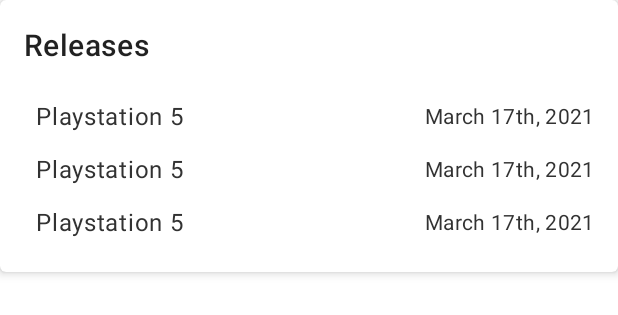
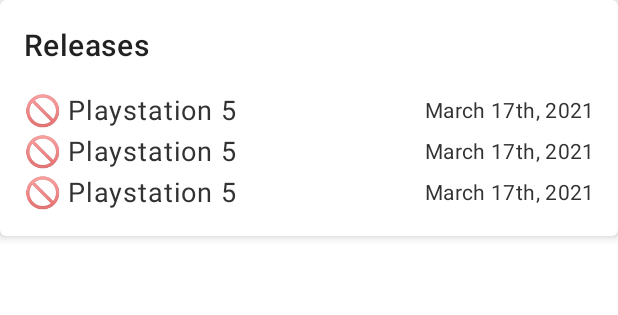
Before and after one commit to bowwowser/TooManyCoolGames, an Android app: the layout card_info_game_releases.xml on its own in the app's theme, with its tools: preview values and no code run, on a phone screen of 412 x 824 dp. Shown: the top 315 px of the screen. Run offline under Robolectric (Android 15) with nearby library versions, the phone set to English and light mode, and no system bars.

Commit message:
add region icon (emoji)
-save region w/ release date info
-refresh IGDB key & timestamps

```diff
--- a/app/src/main/java/com/example/toomanycoolgames/data/room/TMKGDatabase.kt
+++ b/app/src/main/java/com/example/toomanycoolgames/data/room/TMKGDatabase.kt
@@ -3,7 +3,7 @@ package com.example.toomanycoolgames.data.room
 import androidx.room.Database
 import androidx.room.RoomDatabase
 
-@Database(entities = [TMKGGame::class, TMKGReleaseDate::class], version = 4, exportSchema = false)
+@Database(entities = [TMKGGame::class, TMKGReleaseDate::class], version = 5, exportSchema = false)
 abstract class TMKGDatabase : RoomDatabase() {
 
     abstract fun gameDao(): TMKGGameDao
--- a/app/src/main/java/com/example/toomanycoolgames/data/room/TMKGGame.kt
+++ b/app/src/main/java/com/example/toomanycoolgames/data/room/TMKGGame.kt
@@ -28,6 +28,6 @@ data class TMKGReleaseDate(
     @ColumnInfo(name = "game_fk") val gameFk: Long,
     @ColumnInfo(name = "platform_name") val platformName: String,
     @ColumnInfo(name = "release_date_human") val releaseDateHuman: String, // millis
-    @ColumnInfo(name = "region_name") val regionName: String,
+    @ColumnInfo(name = "region_ordinal") val regionOrdinal: Int,
 //    @ColumnInfo(name = "release_date") val releaseDate: Long, // millis
 )
--- a/app/src/main/java/com/example/toomanycoolgames/ui/search/SearchFragment.kt
+++ b/app/src/main/java/com/example/toomanycoolgames/ui/search/SearchFragment.kt
@@ -76,8 +76,8 @@ class SearchFragment : Fragment() {
     }
 
     private fun checkApiTokenFreshness(): String {
-        val regeneratedDate = 1614066539L // REPLACE when regenerated
-        val expiresIn = 4890271L // REPLACE when regenerated
+        val regeneratedDate = 1629950006L // REPLACE when regenerated
+        val expiresIn = 5048552L // REPLACE when regenerated
         val expireDate = (regeneratedDate + expiresIn) * 1000
         val currentMillis = Calendar.getInstance().timeInMillis
 
--- a/app/src/main/res/layout/item_release_date.xml
+++ b/app/src/main/res/layout/item_release_date.xml
@@ -4,27 +4,31 @@
     xmlns:tools="http://schemas.android.com/tools"
     android:id="@+id/gameItem"
     android:layout_width="match_parent"
-    android:layout_height="wrap_content">
+    android:layout_height="wrap_content"
+    >
 
     <TextView
         android:id="@+id/releaseRegionIcon"
         android:layout_width="wrap_content"
         android:layout_height="wrap_content"
+        android:paddingStart="0dp"
+        android:paddingEnd="4dp"
+        android:textSize="20sp"
+        app:layout_constraintBottom_toBottomOf="parent"
         app:layout_constraintEnd_toStartOf="@id/releasePlatformName"
         app:layout_constraintStart_toStartOf="parent"
         app:layout_constraintTop_toTopOf="parent"
-        app:layout_constraintBottom_toBottomOf="parent"
-        tools:text="\uD83C\uDDFA\uD83C\uDDF8"
-        android:textSize="20sp"
-        android:layout_margin="4dp"
-        />
+        tools:text="🚫" />
 
     <TextView
         android:id="@+id/releasePlatformName"
         android:layout_width="0dp"
         android:layout_height="wrap_content"
+        android:ellipsize="end"
+        android:maxLines="1"
         android:textAppearance="?attr/textAppearanceBody1"
         android:textColor="@android:color/secondary_text_light"
+        android:textSize="18sp"
         app:layout_constraintBottom_toBottomOf="parent"
         app:layout_constraintEnd_toStartOf="@id/releaseDateHuman"
         app:layout_constraintStart_toEndOf="@id/releaseRegionIcon"
```
Also changed, not shown: app/src/main/java/com/example/toomanycoolgames/data/GameRepository.kt (+5 -3 lines), app/src/main/java/com/example/toomanycoolgames/ui/info/ReleaseDateAdapter.kt (+16 -0 lines).
